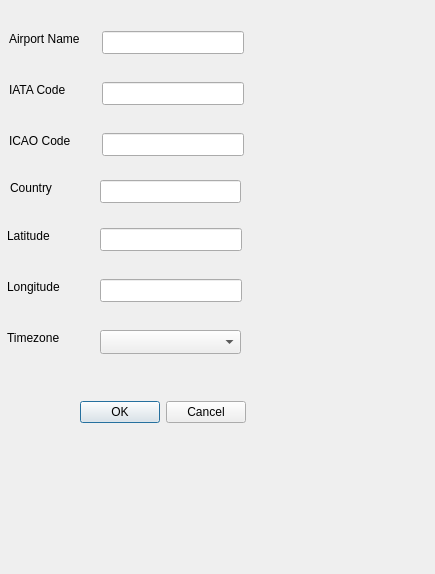
Above: src/gui/dialogues/newairportdialog.ui from fiffty-50/openPilotLog before the change. Below: the same form after it.
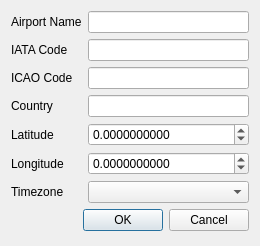
That is the form after the change.

Commit message:
Finishing up AirportWidget and NewAirportDialog
- NewAirportDialog can now be used to also edit existing entries.
- Added input verification

Patch:
```diff
--- a/src/gui/dialogues/newairportdialog.ui
+++ b/src/gui/dialogues/newairportdialog.ui
@@ -6,193 +6,120 @@
    <rect>
     <x>0</x>
     <y>0</y>
-    <width>435</width>
-    <height>574</height>
+    <width>260</width>
+    <height>246</height>
    </rect>
   </property>
   <property name="windowTitle">
    <string>Add New Airport</string>
   </property>
-  <widget class="QLabel" name="nameLabel">
-   <property name="geometry">
-    <rect>
-     <x>9</x>
-     <y>31</y>
-     <width>87</width>
-     <height>16</height>
-    </rect>
-   </property>
+  <layout class="QGridLayout" name="gridLayout">
+   <item row="9" column="1" colspan="2">
+    <widget class="QDialogButtonBox" name="buttonBox">
+     <property name="standardButtons">
+      <set>QDialogButtonBox::Cancel|QDialogButtonBox::Ok</set>
+     </property>
+    </widget>
+   </item>
+   <item row="3" column="0">
+    <widget class="QLabel" name="countryLabel">
    <property name="text">
-    <string>Airport Name</string>
-   </property>
-  </widget>
-  <widget class="QLineEdit" name="nameLineEdit">
-   <property name="geometry">
-    <rect>
-     <x>102</x>
-     <y>31</y>
-     <width>142</width>
-     <height>23</height>
-    </rect>
-   </property>
-  </widget>
-  <widget class="QLabel" name="iataLabel">
-   <property name="geometry">
-    <rect>
-     <x>9</x>
-     <y>82</y>
-     <width>65</width>
-     <height>16</height>
-    </rect>
-   </property>
+      <string>Country</string>
+     </property>
+    </widget>
+   </item>
+   <item row="6" column="0">
+    <widget class="QLabel" name="longitudeLabel">
+     <property name="text">
+      <string>Longitude</string>
+     </property>
+    </widget>
+   </item>
+   <item row="4" column="0">
+    <widget class="QLabel" name="latitudeLabel">
+     <property name="text">
+      <string>Latitude</string>
+     </property>
+    </widget>
+   </item>
+   <item row="8" column="0">
+    <widget class="QLabel" name="timezoneLabel">
    <property name="text">
-    <string>IATA Code</string>
-   </property>
-  </widget>
+      <string>Timezone</string>
+     </property>
+    </widget>
+   </item>
+   <item row="3" column="2">
+    <widget class="QLineEdit" name="countryLineEdit"/>
+   </item>
+   <item row="1" column="2">
   <widget class="QLineEdit" name="iataLineEdit">
-   <property name="geometry">
-    <rect>
-     <x>102</x>
-     <y>82</y>
-     <width>142</width>
-     <height>23</height>
-    </rect>
-   </property>
    <property name="maxLength">
     <number>3</number>
    </property>
   </widget>
+   </item>
+   <item row="8" column="2">
+    <widget class="QComboBox" name="timeZoneComboBox"/>
+   </item>
+   <item row="2" column="0">
   <widget class="QLabel" name="icaoLabel">
-   <property name="geometry">
-    <rect>
-     <x>9</x>
-     <y>133</y>
-     <width>70</width>
-     <height>16</height>
-    </rect>
-   </property>
    <property name="text">
     <string>ICAO Code</string>
    </property>
   </widget>
+   </item>
+   <item row="1" column="0">
+    <widget class="QLabel" name="iataLabel">
+     <property name="text">
+      <string>IATA Code</string>
+     </property>
+    </widget>
+   </item>
+   <item row="0" column="2">
+    <widget class="QLineEdit" name="nameLineEdit"/>
+   </item>
+   <item row="0" column="0" colspan="2">
+    <widget class="QLabel" name="nameLabel">
+     <property name="text">
+      <string>Airport Name</string>
+     </property>
+    </widget>
+   </item>
+   <item row="2" column="2">
   <widget class="QLineEdit" name="icaoLineEdit">
-   <property name="geometry">
-    <rect>
-     <x>102</x>
-     <y>133</y>
-     <width>142</width>
-     <height>23</height>
-    </rect>
-   </property>
    <property name="maxLength">
     <number>4</number>
    </property>
   </widget>
-  <widget class="QLabel" name="latitudeLabel">
-   <property name="geometry">
-    <rect>
-     <x>7</x>
-     <y>228</y>
-     <width>54</width>
-     <height>16</height>
-    </rect>
-   </property>
-   <property name="text">
-    <string>Latitude</string>
-   </property>
-  </widget>
-  <widget class="QLineEdit" name="latitudeLineEdit">
-   <property name="geometry">
-    <rect>
-     <x>100</x>
-     <y>228</y>
-     <width>142</width>
-     <height>23</height>
-    </rect>
-   </property>
-  </widget>
-  <widget class="QLabel" name="longitudeLabel">
-   <property name="geometry">
-    <rect>
-     <x>7</x>
-     <y>279</y>
-     <width>65</width>
-     <height>16</height>
-    </rect>
-   </property>
-   <property name="text">
-    <string>Longitude</string>
-   </property>
-  </widget>
-  <widget class="QLineEdit" name="longitudeLineEdit">
-   <property name="geometry">
-    <rect>
-     <x>100</x>
-     <y>279</y>
-     <width>142</width>
-     <height>23</height>
-    </rect>
-   </property>
-  </widget>
-  <widget class="QDialogButtonBox" name="buttonBox">
-   <property name="geometry">
-    <rect>
-     <x>80</x>
-     <y>400</y>
-     <width>166</width>
-     <height>24</height>
-    </rect>
-   </property>
-   <property name="standardButtons">
-    <set>QDialogButtonBox::Cancel|QDialogButtonBox::Ok</set>
-   </property>
-  </widget>
-  <widget class="QLabel" name="timezoneLabel">
-   <property name="geometry">
-    <rect>
-     <x>7</x>
-     <y>330</y>
-     <width>63</width>
-     <height>16</height>
-    </rect>
-   </property>
-   <property name="text">
-    <string>Timezone</string>
-   </property>
-  </widget>
-  <widget class="QComboBox" name="timeZoneComboBox">
-   <property name="geometry">
-    <rect>
-     <x>100</x>
-     <y>330</y>
-     <width>141</width>
-     <height>24</height>
-    </rect>
-   </property>
-  </widget>
-  <widget class="QLabel" name="countryLabel">
-   <property name="geometry">
-    <rect>
-     <x>10</x>
-     <y>180</y>
-     <width>62</width>
-     <height>16</height>
-    </rect>
-   </property>
-   <property name="text">
-    <string>Country</string>
-   </property>
-  </widget>
-  <widget class="QLineEdit" name="countryLineEdit">
-   <property name="geometry">
-    <rect>
-     <x>100</x>
-     <y>180</y>
-     <width>141</width>
-     <height>23</height>
-    </rect>
-   </property>
-  </widget>
+   </item>
+   <item row="6" column="2">
+    <widget class="QDoubleSpinBox" name="lonDoubleSpinBox">
+     <property name="decimals">
+      <number>10</number>
+     </property>
+     <property name="minimum">
+      <double>-180.000000000000000</double>
+     </property>
+     <property name="maximum">
+      <double>180.000000000000000</double>
+     </property>
+    </widget>
+   </item>
+   <item row="4" column="2">
+    <widget class="QDoubleSpinBox" name="latDoubleSpinBox">
+     <property name="decimals">
+      <number>10</number>
+     </property>
+     <property name="minimum">
+      <double>-90.000000000000000</double>
+     </property>
+     <property name="maximum">
+      <double>90.000000000000000</double>
+     </property>
+    </widget>
+   </item>
+  </layout>
  </widget>
  <resources/>
  <connections/>
```
Lines whose indentation alone changed are shown as unchanged. The commit also changes 9 other files.
